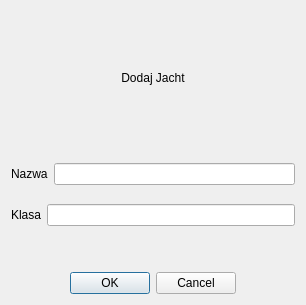
Zbynkus9/BazyDanychJachtyApp, file yachtaddwindow.ui: the form before one commit.
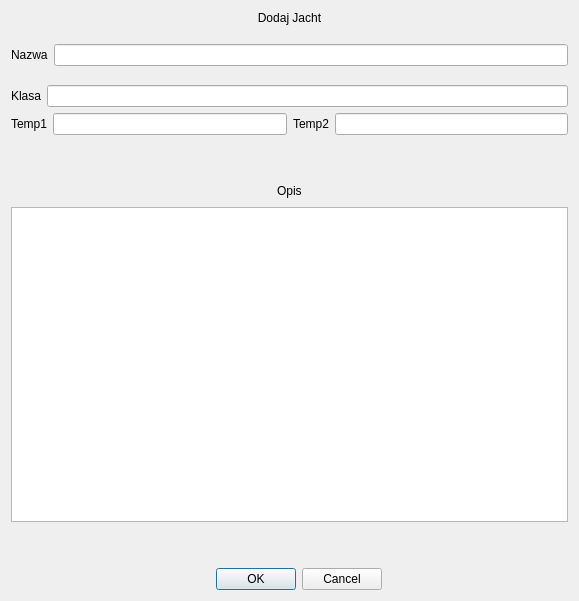
The form after the commit.

```diff
--- a/yachtaddwindow.ui
+++ b/yachtaddwindow.ui
@@ -6,8 +6,8 @@
    <rect>
     <x>0</x>
     <y>0</y>
-    <width>306</width>
-    <height>305</height>
+    <width>579</width>
+    <height>601</height>
    </rect>
   </property>
   <property name="windowTitle">
@@ -86,6 +86,56 @@
        </item>
       </layout>
      </item>
+     <item>
+      <layout class="QHBoxLayout" name="horizontalLayout_6">
+       <item>
+        <widget class="QLabel" name="label_6">
+         <property name="sizePolicy">
+          <sizepolicy hsizetype="Maximum" vsizetype="Preferred">
+           <horstretch>0</horstretch>
+           <verstretch>0</verstretch>
+          </sizepolicy>
+         </property>
+         <property name="text">
+          <string>Temp1</string>
+         </property>
+        </widget>
+       </item>
+       <item>
+        <widget class="QLineEdit" name="lineEdit">
+         <property name="sizePolicy">
+          <sizepolicy hsizetype="Minimum" vsizetype="Fixed">
+           <horstretch>0</horstretch>
+           <verstretch>0</verstretch>
+          </sizepolicy>
+         </property>
+        </widget>
+       </item>
+       <item>
+        <widget class="QLabel" name="label_7">
+         <property name="sizePolicy">
+          <sizepolicy hsizetype="Maximum" vsizetype="Preferred">
+           <horstretch>0</horstretch>
+           <verstretch>0</verstretch>
+          </sizepolicy>
+         </property>
+         <property name="text">
+          <string>Temp2</string>
+         </property>
+        </widget>
+       </item>
+       <item>
+        <widget class="QLineEdit" name="lineEdit_2">
+         <property name="sizePolicy">
+          <sizepolicy hsizetype="Minimum" vsizetype="Fixed">
+           <horstretch>0</horstretch>
+           <verstretch>0</verstretch>
+          </sizepolicy>
+         </property>
+        </widget>
+       </item>
+      </layout>
+     </item>
      <item>
       <spacer name="verticalSpacer_2">
        <property name="orientation">
@@ -102,6 +152,66 @@
        </property>
       </spacer>
      </item>
+     <item>
+      <layout class="QVBoxLayout" name="verticalLayout_2">
+       <item>
+        <layout class="QHBoxLayout" name="horizontalLayout_4">
+         <item>
+          <spacer name="horizontalSpacer_3">
+           <property name="orientation">
+            <enum>Qt::Orientation::Horizontal</enum>
+           </property>
+           <property name="sizeHint" stdset="0">
+            <size>
+             <width>40</width>
+             <height>20</height>
+            </size>
+           </property>
+          </spacer>
+         </item>
+         <item>
+          <widget class="QLabel" name="label_4">
+           <property name="text">
+            <string>Opis</string>
+           </property>
+          </widget>
+         </item>
+         <item>
+          <spacer name="horizontalSpacer_4">
+           <property name="orientation">
+            <enum>Qt::Orientation::Horizontal</enum>
+           </property>
+           <property name="sizeHint" stdset="0">
+            <size>
+             <width>40</width>
+             <height>20</height>
+            </size>
+           </property>
+          </spacer>
+         </item>
+        </layout>
+       </item>
+       <item>
+        <widget class="QTextEdit" name="textEdit"/>
+       </item>
+      </layout>
+     </item>
+     <item>
+      <spacer name="verticalSpacer_4">
+       <property name="orientation">
+        <enum>Qt::Orientation::Vertical</enum>
+       </property>
+       <property name="sizeType">
+        <enum>QSizePolicy::Policy::Minimum</enum>
+       </property>
+       <property name="sizeHint" stdset="0">
+        <size>
+         <width>20</width>
+         <height>40</height>
+        </size>
+       </property>
+      </spacer>
+     </item>
      <item>
       <layout class="QHBoxLayout" name="horizontalLayout_3">
        <item>
```
